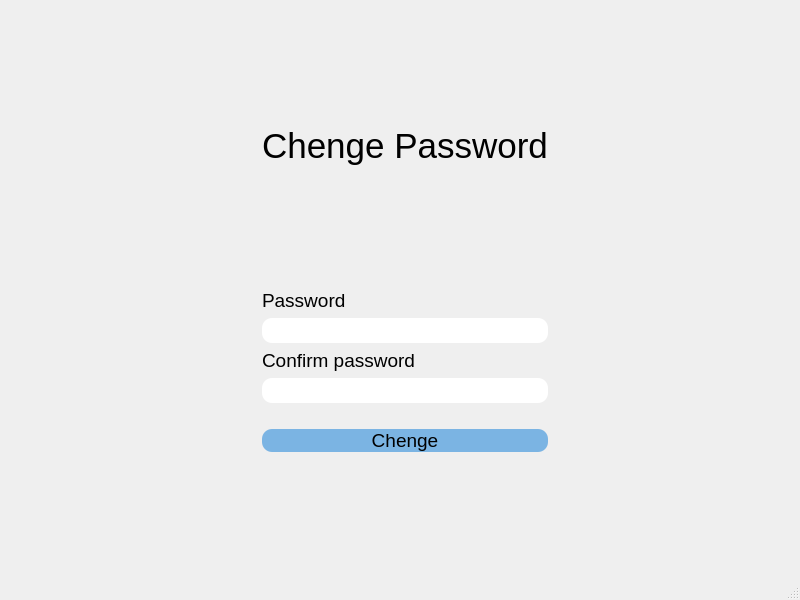
Above: chengpassword.ui from SAMoosavi/AdvancedProgrammingProject2 before the change. Below: the same form after it.
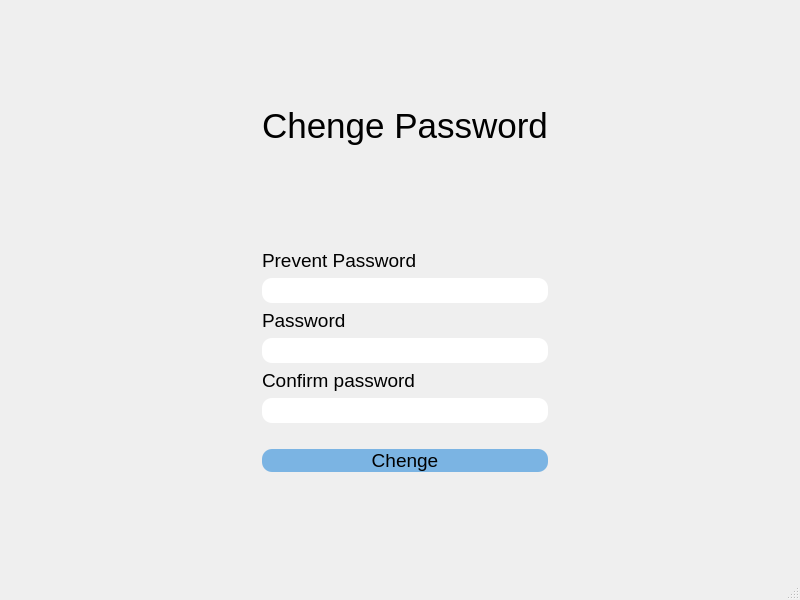
That is the form after the change.

Commit message: edit cheng password ui

What changed in the file:
```diff
--- a/chengpassword.ui
+++ b/chengpassword.ui
@@ -74,6 +74,39 @@
       <item>
        <layout class="QVBoxLayout" name="verticalLayout"/>
       </item>
+      <item>
+       <layout class="QVBoxLayout" name="verticalLayout_5">
+        <item>
+         <widget class="QLabel" name="label_PereventPassword">
+          <property name="font">
+           <font>
+            <pointsize>14</pointsize>
+           </font>
+          </property>
+          <property name="text">
+           <string>Prevent Password</string>
+          </property>
+         </widget>
+        </item>
+        <item>
+         <widget class="QLineEdit" name="lineEdit_PereventPassword">
+          <property name="font">
+           <font>
+            <pointsize>14</pointsize>
+           </font>
+          </property>
+          <property name="styleSheet">
+           <string notr="true">border-radius:10px;
+padding:20px 5px  20px 5pxl;
+</string>
+          </property>
+          <property name="echoMode">
+           <enum>QLineEdit::Password</enum>
+          </property>
+         </widget>
+        </item>
+       </layout>
+      </item>
       <item>
        <layout class="QVBoxLayout" name="verticalLayout_2">
         <item>
```
Left out of the diff: 2 changed lines with no effect on the pictures. The commit also changes 1 other file.
